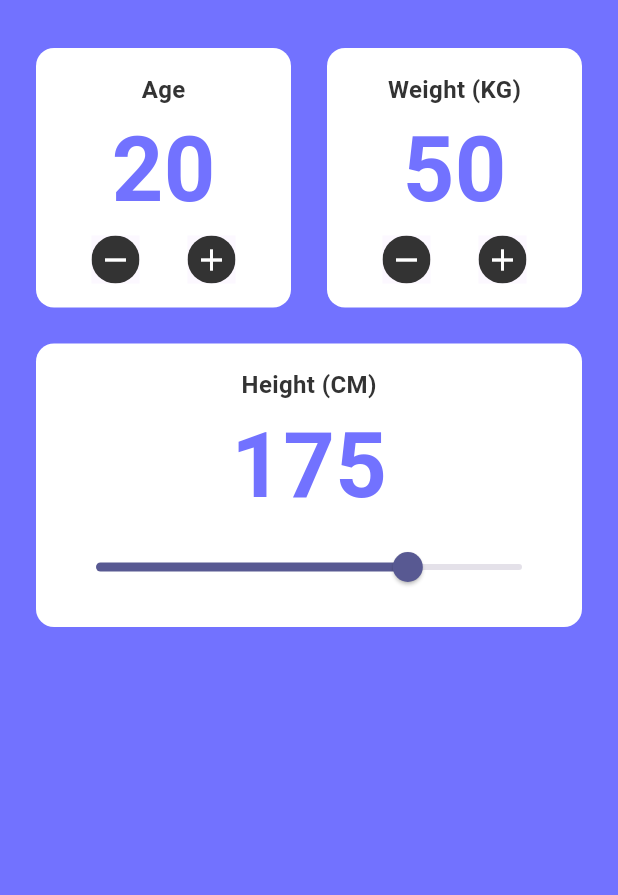
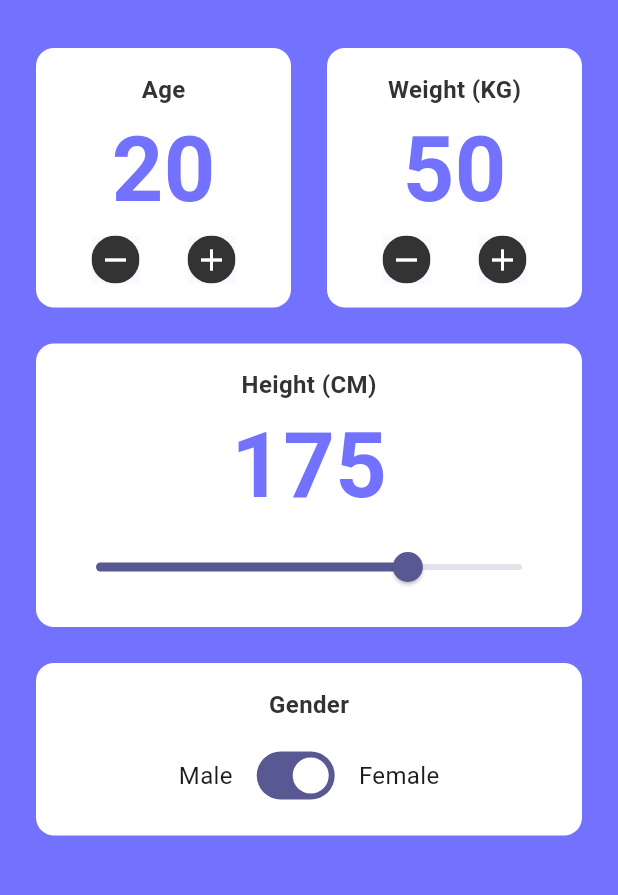
Before and after one commit to kisa002/pcm_mbi, a Flutter app: the screen it shows after launch, after a tap on "시작하기", on a phone screen of 412 x 824 dp, the part 75-970 px from its top. Run offline on Flutter 3.47's test engine with Material 3 defaults, Android fonts, the phone set to English and light mode, and no system bars; our stand-ins replace get; Roboto replaces fonts that are missing (Pretendard); project files that could hold a hidden picture were left out.

Commit message:
feat: gender on BMI screen

```diff
--- a/lib/presentation/screens/bmi/bmi_controller.dart
+++ b/lib/presentation/screens/bmi/bmi_controller.dart
@@ -4,6 +4,7 @@ class BmiController extends GetxController {
   final age = 20.obs;
   final weight = 50.obs;
   final height = 175.0.obs;
+  final isFemale = true.obs;
 
   final minHeight = 50.0;
   final maxHeight = 220.0;
@@ -23,4 +24,6 @@ class BmiController extends GetxController {
   }
 
   void setHeight(double value) => height.value = value;
+
+  void setIsFemale(bool value) => isFemale.value = value;
 }
--- a/lib/presentation/screens/bmi/bmi_screen.dart
+++ b/lib/presentation/screens/bmi/bmi_screen.dart
@@ -51,13 +51,7 @@ class BmiScreen extends StatelessWidget {
                   ],
                 ),
                 SizedBox(height: 24),
-                Container(
-                  decoration: BoxDecoration(
-                    color: AppColors.white,
-                    borderRadius: BorderRadius.circular(12),
-                  ),
-                  padding: EdgeInsets.all(16),
-                  child: Column(
+                buildCardContainer(
                   children: [
                     Text(
                       'Height (CM)',
@@ -79,12 +73,44 @@ class BmiScreen extends StatelessWidget {
                       value: controller.height.value,
                       min: controller.minHeight,
                       max: controller.maxHeight,
-                        divisions: (controller.maxHeight - controller.minHeight).toInt(),
+                      divisions:
+                          (controller.maxHeight - controller.minHeight).toInt(),
                       onChanged: controller.setHeight,
                     )
                   ],
                 ),
+                SizedBox(height: 24),
+                buildCardContainer(
+                  children: [
+                    Text(
+                      'Gender',
+                      style: TextStyle(
+                        color: AppColors.black,
+                        fontSize: 16,
+                        fontWeight: FontWeight.w600,
+                      ),
+                    ),
+                    SizedBox(height: 12),
+                    Row(
+                      mainAxisAlignment: MainAxisAlignment.center,
+                      spacing: 12,
+                      children: [
+                        Text(
+                          'Male',
+                          style: TextStyle(fontSize: 16),
+                        ),
+                        Switch(
+                          value: controller.isFemale.value,
+                          onChanged: controller.setIsFemale,
+                        ),
+                        Text(
+                          'Female',
+                          style: TextStyle(fontSize: 16),
+                        ),
+                      ],
                     )
+                  ],
+                ),
               ],
             ),
           ),
@@ -92,4 +118,19 @@ class BmiScreen extends StatelessWidget {
       ),
     );
   }
+
+  Widget buildCardContainer({required List<Widget> children}) {
+    return Container(
+      width: double.infinity,
+      decoration: BoxDecoration(
+        color: AppColors.white,
+        borderRadius: BorderRadius.circular(12),
+      ),
+      padding: EdgeInsets.all(16),
+      child: Column(
+        crossAxisAlignment: CrossAxisAlignment.center,
+        children: children,
+      ),
+    );
   }
+}
```
Lines whose indentation alone changed are shown as unchanged.
